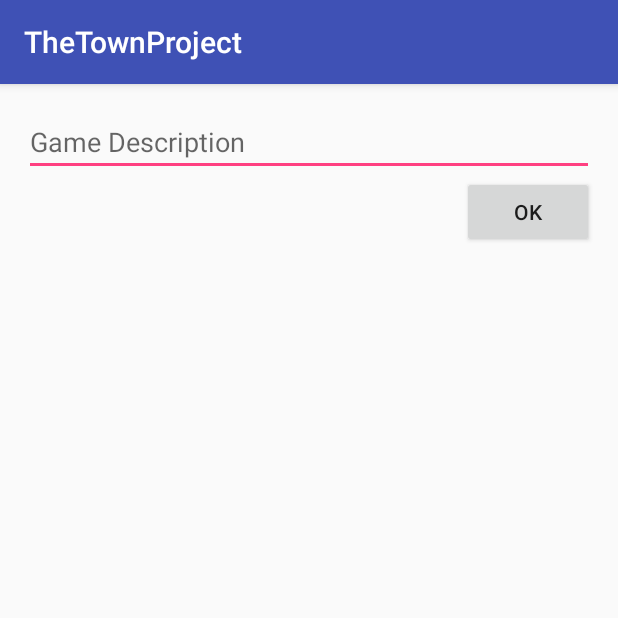
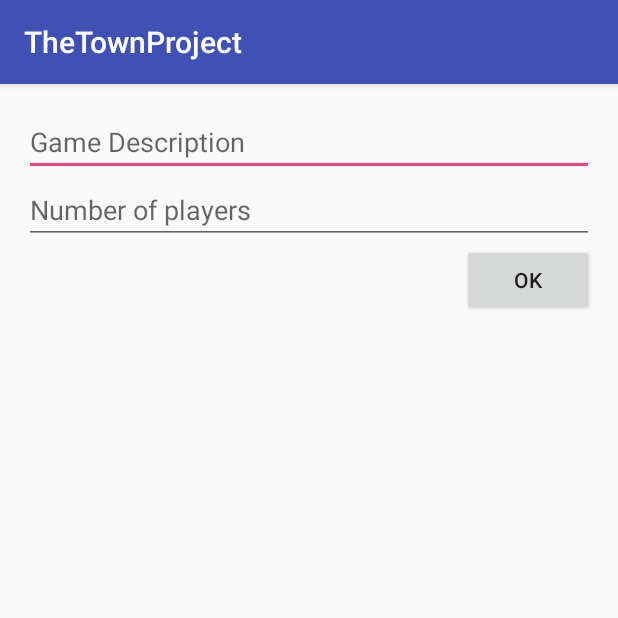
Before and after one commit to FreezeHeat/TheTownAndroid, an Android app: the NewGame screen opened directly, with no data from a screen before it, on a phone screen of 412 x 824 dp, the top half of it. Run offline under Robolectric (Android 15) with nearby library versions, the light colour scheme and no system bars.

Commit message:
Game class, NewGame.java

```diff
--- a/app/src/main/res/layout/activity_new_game.xml
+++ b/app/src/main/res/layout/activity_new_game.xml
@@ -17,6 +17,13 @@
         android:layout_gravity="center_horizontal"
         android:hint="@string/editGameDescription"/>
 
+    <EditText
+        android:layout_width="match_parent"
+        android:layout_height="wrap_content"
+        android:id="@+id/editNumPlayers"
+        android:layout_gravity="center_horizontal"
+        android:hint="@string/editGameNumPlayers" />
+
     <Button
         android:layout_width="wrap_content"
         android:layout_height="wrap_content"
--- a/app/src/main/res/values/strings.xml
+++ b/app/src/main/res/values/strings.xml
@@ -8,6 +8,7 @@
     <string name="btnNewGame">New Game</string>
     <string name="btnShowGames">Show Games</string>
     <string name="editGameDescription">Game Description</string>
+    <string name="editGameNumPlayers">Number of players</string>
     <string name="btnOK">OK</string>
 
 </resources>
```
Also changed, not shown: app/src/main/java/ben_and_asaf_ttp/thetownproject/Game.java (+10 -3 lines), app/src/main/java/ben_and_asaf_ttp/thetownproject/NewGame.java (+15 -20 lines).
